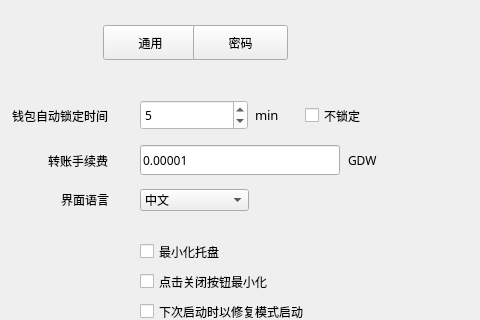
Old version of the form setdialog.ui in the repository realm520/gdwcoin; both pictures show x 281 to 761 and y 107 to 427 of the 960 by 580 pixel window.
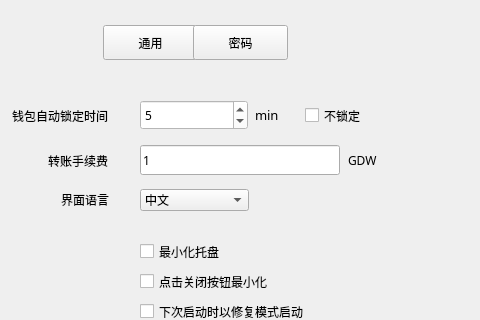
New version of the form.

What changed in the file:
```diff
--- a/setdialog.ui
+++ b/setdialog.ui
@@ -420,7 +420,7 @@
         <enum>Qt::DefaultContextMenu</enum>
        </property>
        <property name="text">
-        <string>0.00001</string>
+        <string>1</string>
        </property>
        <property name="maxLength">
         <number>20</number>
```
